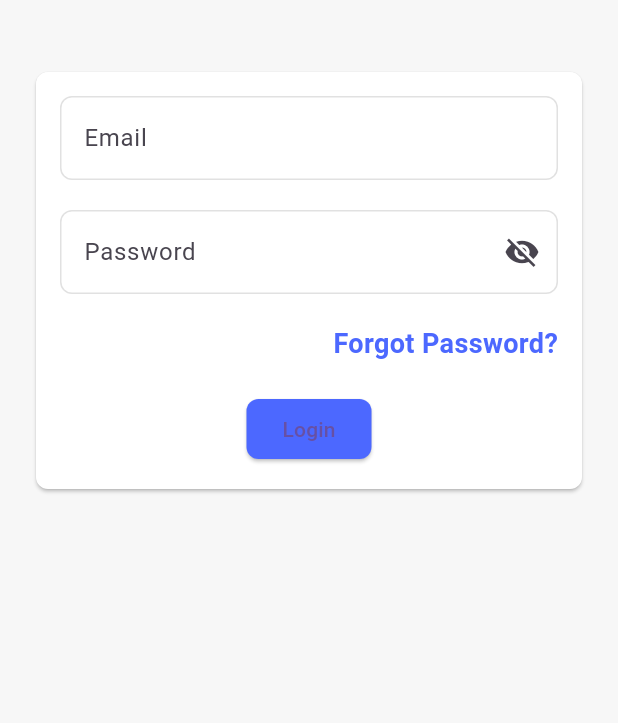
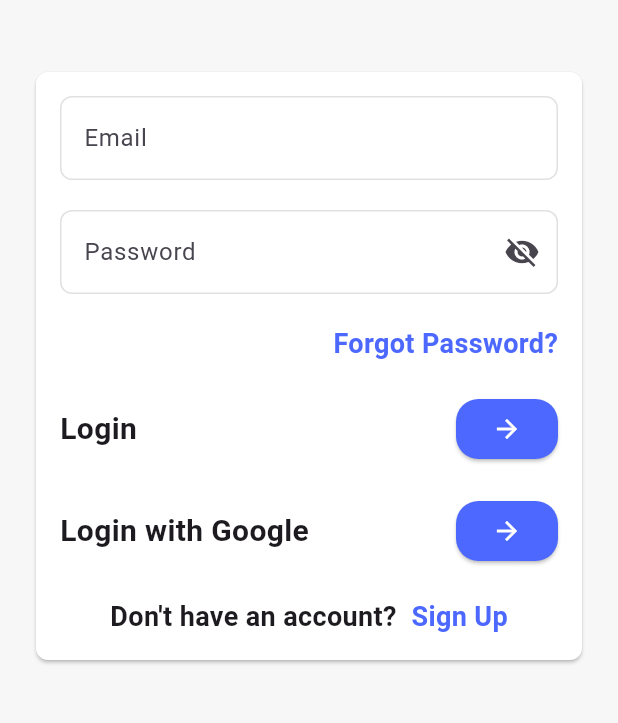
Before and after one commit to osos2511/our-market-app, a Flutter app: the screen it shows after launch, on a phone screen of 412 x 824 dp, the part 81-804 px from its top. Run offline on Flutter 3.47's test engine with Material 3 defaults, Android fonts, the phone set to English and light mode, and no system bars.

Commit message:
+finish-login-view-ui

```diff
--- a/lib/views/auth/ui/login_view.dart
+++ b/lib/views/auth/ui/login_view.dart
@@ -8,6 +8,7 @@ class LoginView extends StatelessWidget {
   Widget build(BuildContext context) {
     return Scaffold(
       body: SafeArea(
+        child: SingleChildScrollView(
           child: Column(
             children: [
               SizedBox(height: 20),
@@ -46,15 +47,60 @@ class LoginView extends StatelessWidget {
                         ],
                       ),
                       SizedBox(height: 20),
-                    ElevatedButton(
-                      onPressed: () {},
-                      style: ElevatedButton.styleFrom(
-                        backgroundColor: AppColors.kPrimaryColor,
-                        shape: RoundedRectangleBorder(
-                          borderRadius: BorderRadius.circular(8),
+                      Row(
+                        mainAxisAlignment: MainAxisAlignment.spaceBetween,
+                        children: [
+                          Text(
+                            "Login",
+                            style: TextStyle(
+                              fontSize: 20,
+                              fontWeight: FontWeight.bold,
                             ),
                           ),
-                      child: Text('Login'),
+                          CustomArrowBtn(
+                            onPressed: () {
+                              // Handle login action
+                            },
+                          ),
+                        ],
+                      ),
+                      SizedBox(height: 20),
+                      Row(
+                        mainAxisAlignment: MainAxisAlignment.spaceBetween,
+                        children: [
+                          Text(
+                            "Login with Google",
+                            style: TextStyle(
+                              fontSize: 20,
+                              fontWeight: FontWeight.bold,
+                            ),
+                          ),
+                          CustomArrowBtn(
+                            onPressed: () {
+                              // Handle login action
+                            },
+                          ),
+                        ],
+                      ),
+                      SizedBox(height: 20),
+                      Row(
+                        mainAxisAlignment: MainAxisAlignment.center,
+                        children: [
+                          Text(
+                            "Don't have an account? ",
+                            style: TextStyle(
+                              fontSize: 18,
+                              fontWeight: FontWeight.bold,
+                            ),
+                          ),
+                          SizedBox(width: 5),
+                          CustomTextButton(
+                            text: 'Sign Up',
+                            onTap: () {
+                              // Handle sign up action
+                            },
+                          ),
+                        ],
                       ),
                     ],
                   ),
@@ -63,6 +109,25 @@ class LoginView extends StatelessWidget {
             ],
           ),
         ),
+      ),
+    );
+  }
+}
+
+class CustomArrowBtn extends StatelessWidget {
+  const CustomArrowBtn({super.key, this.onPressed});
+  final void Function()? onPressed;
+
+  @override
+  Widget build(BuildContext context) {
+    return ElevatedButton(
+      onPressed: onPressed,
+      style: ElevatedButton.styleFrom(
+        backgroundColor: AppColors.kPrimaryColor,
+        foregroundColor: AppColors.kWhiteColor,
+        shape: RoundedRectangleBorder(borderRadius: BorderRadius.circular(15)),
+      ),
+      child: Icon(Icons.arrow_forward, size: 20),
     );
   }
 }
```
Lines whose indentation alone changed are shown as unchanged.
